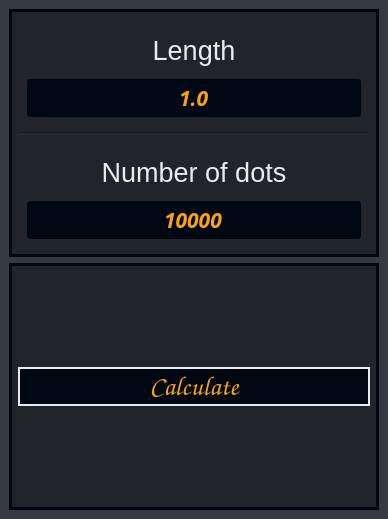
Before: the Qt Designer form materials/Calculate the number pi.ui in UnivStudProj/Calculate-the-number-pi, drawn with Qt 5.
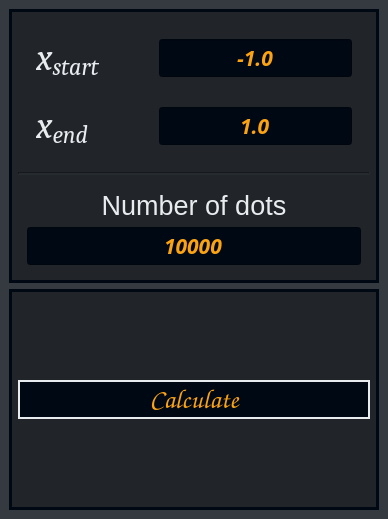
After: the same form once the commit is applied.

Commit message: gui and main algorithm rework

Patch:
```diff
--- a/materials/Calculate the number pi.ui
+++ b/materials/Calculate the number pi.ui
@@ -38,26 +38,120 @@
          </property>
          <layout class="QVBoxLayout" name="verticalLayout_3">
           <item>
-           <widget class="QLabel" name="label">
+           <widget class="QWidget" name="right_part" native="true">
+            <property name="layoutDirection">
+             <enum>Qt::LeftToRight</enum>
+            </property>
+            <layout class="QHBoxLayout" name="horizontalLayout_2">
+             <item>
+              <widget class="QLabel" name="labelLengthStart">
             <property name="font">
              <font>
-              <family>Arial</family>
-              <pointsize>20</pointsize>
+                 <family>Cambria</family>
+                 <pointsize>28</pointsize>
+                 <italic>true</italic>
              </font>
             </property>
             <property name="styleSheet">
              <string notr="true">color: #e9ecef;</string>
             </property>
             <property name="text">
-             <string>Length</string>
+                <string>x&lt;sub&gt;start&lt;/sub&gt;</string>
+               </property>
+               <property name="alignment">
+                <set>Qt::AlignLeading|Qt::AlignLeft|Qt::AlignVCenter</set>
+               </property>
+               <property name="margin">
+                <number>0</number>
+               </property>
+              </widget>
+             </item>
+             <item>
+              <widget class="QLineEdit" name="inputStart">
+               <property name="sizePolicy">
+                <sizepolicy hsizetype="Preferred" vsizetype="Fixed">
+                 <horstretch>0</horstretch>
+                 <verstretch>0</verstretch>
+                </sizepolicy>
+               </property>
+               <property name="maximumSize">
+                <size>
+                 <width>350</width>
+                 <height>16777215</height>
+                </size>
+               </property>
+               <property name="font">
+                <font>
+                 <family>Quant Antiqua</family>
+                 <pointsize>16</pointsize>
+                 <italic>true</italic>
+                 <bold>true</bold>
+                </font>
+               </property>
+               <property name="layoutDirection">
+                <enum>Qt::RightToLeft</enum>
+               </property>
+               <property name="styleSheet">
+                <string notr="true">color: #fca311;
+background-color: #000814;</string>
+               </property>
+               <property name="text">
+                <string>-1.0</string>
             </property>
             <property name="alignment">
              <set>Qt::AlignCenter</set>
             </property>
            </widget>
           </item>
+            </layout>
+           </widget>
+          </item>
           <item>
-           <widget class="QLineEdit" name="lineEdit">
+           <widget class="QWidget" name="left_part" native="true">
+            <property name="sizePolicy">
+             <sizepolicy hsizetype="Preferred" vsizetype="Preferred">
+              <horstretch>0</horstretch>
+              <verstretch>0</verstretch>
+             </sizepolicy>
+            </property>
+            <layout class="QHBoxLayout" name="horizontalLayout">
+             <item>
+              <widget class="QLabel" name="labelLengthEnd">
+               <property name="font">
+                <font>
+                 <family>Cambria</family>
+                 <pointsize>28</pointsize>
+                 <italic>true</italic>
+                </font>
+               </property>
+               <property name="styleSheet">
+                <string notr="true">color: #e9ecef;</string>
+               </property>
+               <property name="text">
+                <string>x&lt;sub&gt;end&lt;/sub&gt;</string>
+               </property>
+               <property name="alignment">
+                <set>Qt::AlignLeading|Qt::AlignLeft|Qt::AlignVCenter</set>
+               </property>
+               <property name="margin">
+                <number>0</number>
+               </property>
+              </widget>
+             </item>
+             <item>
+              <widget class="QLineEdit" name="inputEnd">
+               <property name="sizePolicy">
+                <sizepolicy hsizetype="Preferred" vsizetype="Fixed">
+                 <horstretch>0</horstretch>
+                 <verstretch>0</verstretch>
+                </sizepolicy>
+               </property>
+               <property name="maximumSize">
+                <size>
+                 <width>350</width>
+                 <height>16777215</height>
+                </size>
+               </property>
             <property name="font">
              <font>
               <family>Quant Antiqua</family>
@@ -73,9 +167,15 @@
             <property name="text">
              <string>1.0</string>
             </property>
+               <property name="frame">
+                <bool>true</bool>
+               </property>
             <property name="alignment">
              <set>Qt::AlignCenter</set>
             </property>
+              </widget>
+             </item>
+            </layout>
            </widget>
           </item>
          </layout>
@@ -112,7 +212,6 @@
            <widget class="QLabel" name="label_2">
             <property name="font">
              <font>
-              <family>Arial</family>
               <pointsize>20</pointsize>
              </font>
             </property>
@@ -170,13 +269,21 @@
           </font>
          </property>
          <property name="styleSheet">
-          <string notr="true">color: #fca311;
-background-color: #000814;
-border: 2px solid #e9ecef;</string>
+          <string notr="true">QPushButton {
+	color: #fca311;
+	background-color: #000814;
+	border: 2px solid #e9ecef;
+}
+QPushButton::Pressed {
+	color: green;
+}</string>
          </property>
          <property name="text">
           <string>Calculate</string>
          </property>
+         <property name="flat">
+          <bool>false</bool>
+         </property>
         </widget>
        </item>
       </layout>
```
Left out of the diff: 6 changed lines with no effect on the pictures. Lines whose indentation alone changed are shown as unchanged. The commit also changes 2 other files.
